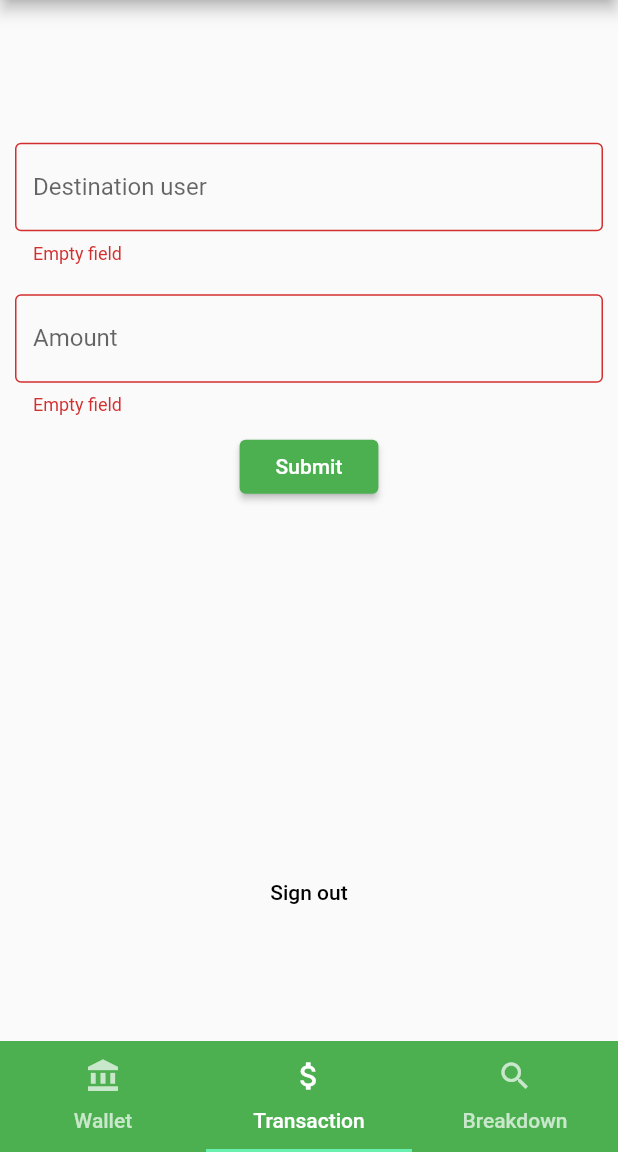
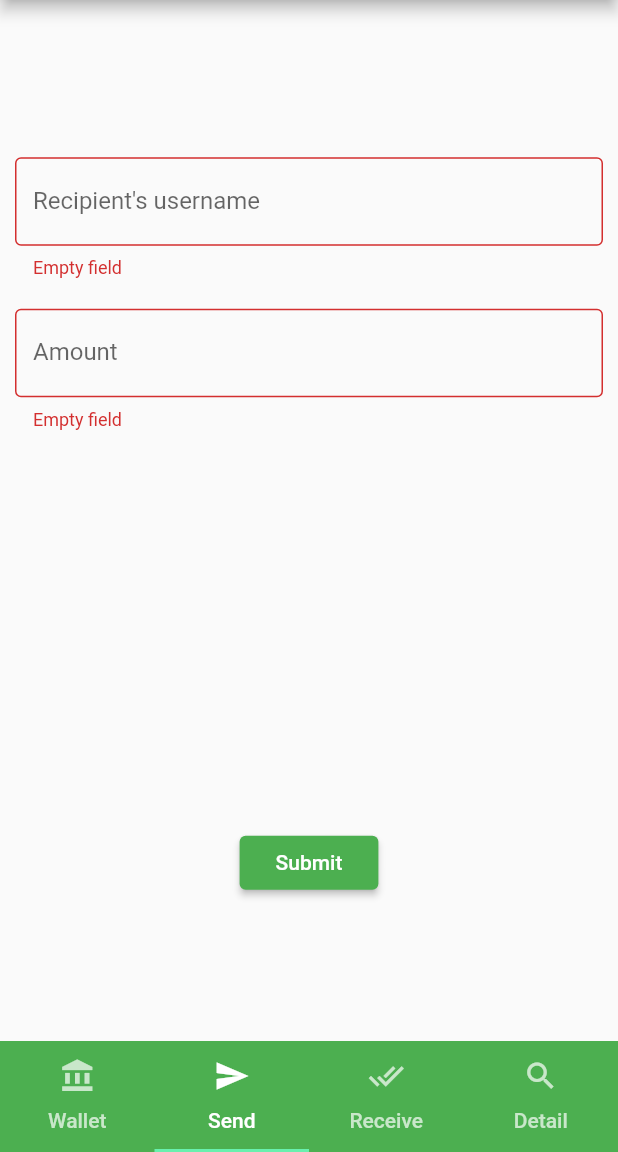
Before and after one commit to CicadaCinema/debt_app, a Flutter app: the screen it shows once a user with an empty profile is signed in, item 2 of the bottom bar chosen, after a tap on "Submit", on a phone screen of 412 x 824 dp, the part 84-1236 px from its top. Run offline on Flutter 3.47's test engine with Material 2 defaults, Android fonts, the phone set to English and light mode, and no system bars; our stand-ins replace cloud_firestore, firebase_auth, firebase_core; accounts and stored records are empty.

Commit message:
Make distinct send and receive tabs Sending and receiving flow is different

```diff
--- a/lib/main.dart
+++ b/lib/main.dart
@@ -57,6 +57,8 @@ class FirebaseBuilder extends StatelessWidget {
           return StreamBuilder<User>(
             stream: FirebaseAuth.instance.authStateChanges(),
             builder: (BuildContext context, AsyncSnapshot<User> user){
+              // this is required to prevent the transition from happening multiple times
+              // just one condition is unreliable by itself
               bool _displayGateway = true;
               if (FirebaseAuth.instance.currentUser != null && FirebaseAuth.instance.currentUser.uid != null){
                 _displayGateway = false;
--- a/lib/menu.dart
+++ b/lib/menu.dart
@@ -4,6 +4,7 @@ import 'package:firebase_auth/firebase_auth.dart';
 import 'package:cloud_firestore/cloud_firestore.dart';
 
 import 'misc.dart';
+import 'transaction_dispatch.dart';
 import 'transaction_request.dart';
 
 class MainMenu extends StatefulWidget {
@@ -13,9 +14,8 @@ class MainMenu extends StatefulWidget {
 
 class _MainMenuState extends State<MainMenu> {
   CollectionReference users = FirebaseFirestore.instance.collection('users');
-  String _uid = FirebaseAuth.instance.currentUser.uid;
-  String _username = "My";
-  String _balance = "loading ...";
+  String _usernameReadout = "My balance:";
+  String _balanceReadout = "£-.--";
 
   Map<String, num> _map = {
     "UserA": -99.99,
@@ -41,11 +41,12 @@ class _MainMenuState extends State<MainMenu> {
   }
 
   void _getBalance() {
+    String _uid = FirebaseAuth.instance.currentUser.uid;
     Future<DocumentSnapshot> _future = users.doc(_uid).get();
     _future.then((DocumentSnapshot value) {
       Map<String, dynamic> retrievedData = value.data();
-      _username =retrievedData['username'] + '\'s';
-      _balance = '£' + value.data()['balance'].toStringAsFixed(2);
+      _usernameReadout = '${retrievedData['username']}\'s balance:';
+      _balanceReadout = '£' + value.data()['balance'].toStringAsFixed(2);
       setState(() {});
     })
         .catchError((error) {
@@ -56,7 +57,7 @@ class _MainMenuState extends State<MainMenu> {
   @override
   Widget build(BuildContext context) {
     return DefaultTabController(
-      length: 3,
+      length: 4,
       child: Scaffold(
         bottomNavigationBar: Container(
           // TODO: theme this according to the main app theme
@@ -65,8 +66,9 @@ class _MainMenuState extends State<MainMenu> {
             indicatorColor: Colors.greenAccent,
             tabs: [
               Tab(text: 'Wallet', icon: Icon(Icons.account_balance)),
-              Tab(text: 'Transaction', icon: Icon(Icons.attach_money)),
-              Tab(text: 'Breakdown', icon: Icon(Icons.search)),
+              Tab(text: 'Send', icon: Icon(Icons.send)),
+              Tab(text: 'Receive', icon: Icon(Icons.done_all)),
+              Tab(text: 'Detail', icon: Icon(Icons.search)),
             ],
           ),
         ),
@@ -82,11 +84,11 @@ class _MainMenuState extends State<MainMenu> {
                   Spacer(flex: 3),
                   //Text('Current route:' + ModalRoute.of(context).settings.name),
                   Text(
-                    '${_username} balance:',
+                    _usernameReadout,
                     style: TextStyle(fontSize: 32, fontWeight: FontWeight.bold),
                   ),
                   Text(
-                    _balance,
+                    _balanceReadout,
                     style: TextStyle(fontSize: 64, fontWeight: FontWeight.bold),
                   ),
                   Spacer(flex: 3),
@@ -95,35 +97,26 @@ class _MainMenuState extends State<MainMenu> {
                       _getBalance();
                     },
                     child: Text(
-                      'Update',
+                      'Temp button: Update',
                       style: TextStyle(fontSize: 16),
                     ),
                   ),
-                  Spacer(),
-                ],
-              )
-            ),
-            Center(
-              child: Column(
-                mainAxisAlignment: MainAxisAlignment.center,
-                children: [
-                  Spacer(),
-                  requestForm(),
-                  Spacer(flex: 3),
                   FlatButton(
                     onPressed: () {
                       FirebaseAuth.instance.signOut();
                     },
                     child: Text('Sign out'),
                   ),
-                  Spacer()
+                  Spacer(),
                 ],
-              ),
+              )
             ),
+            dispatchForm(),
+            requestForm(),
             Center(
-              child: SingleChildScrollView(
-                child: _showTable(_map),
-              )
+                child: SingleChildScrollView(
+                  child: _showTable(_map),
+                )
             ),
           ],
         ),
--- /dev/null
+++ b/lib/transaction_dispatch.dart
@@ -0,0 +1,56 @@
+import 'package:flutter/material.dart';
+
+Widget dispatchForm() {
+  final _formKey = GlobalKey<FormState>();
+
+  return Form(key: _formKey,
+      child: Container(
+        padding: EdgeInsets.all(10),
+        child: Column(
+          children: <Widget>[
+            Spacer(),
+            Padding(
+              padding: EdgeInsets.symmetric(vertical: 10, horizontal: 0),
+              child: TextFormField(
+                validator: (value) {
+                  if (value == '') {
+                    return 'Empty field';
+                  }
+                  return null;
+                },
+                decoration: InputDecoration(
+                  border: OutlineInputBorder(),
+                  labelText: 'Recipient\'s username',
+                ),
+              ),
+            ),
+            Padding(
+              padding: EdgeInsets.symmetric(vertical: 10, horizontal: 0),
+              child: TextFormField(
+                validator: (value) {
+                  if (value == '') {
+                    return 'Empty field';
+                  }
+                  return null;
+                },
+                decoration: InputDecoration(
+                  border: OutlineInputBorder(),
+                  labelText: 'Amount',
+                ),
+              ),
+            ),
+            Spacer(flex: 3),
+            RaisedButton(
+              child: Text('Submit'),
+              onPressed: () {
+                if (_formKey.currentState.validate()) {
+
+                }
+              },
+            ),
+            Spacer()
+          ],
+        ),
+      )
+  );
+}
--- a/lib/transaction_request.dart
+++ b/lib/transaction_request.dart
@@ -8,6 +8,7 @@ Widget requestForm() {
       padding: EdgeInsets.all(10),
       child: Column(
         children: <Widget>[
+          Spacer(),
           Padding(
             padding: EdgeInsets.symmetric(vertical: 10, horizontal: 0),
             child: TextFormField(
@@ -19,7 +20,7 @@ Widget requestForm() {
               },
               decoration: InputDecoration(
                 border: OutlineInputBorder(),
-                labelText: 'Destination user',
+                labelText: 'Sender\'s username',
               ),
             ),
           ),
@@ -38,6 +39,7 @@ Widget requestForm() {
               ),
             ),
           ),
+          Spacer(flex: 3),
           RaisedButton(
             child: Text('Submit'),
             onPressed: () {
@@ -46,6 +48,7 @@ Widget requestForm() {
               }
             },
           ),
+          Spacer()
         ],
       ),
     )
```
